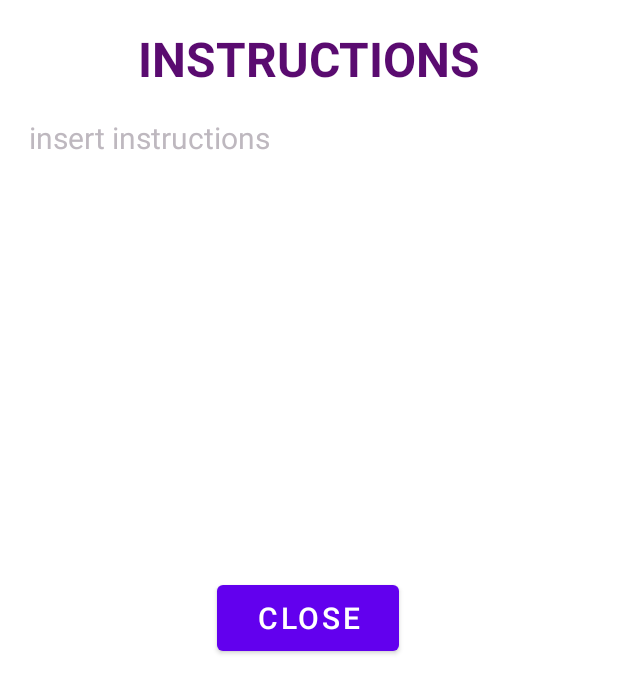
After one commit to catherinepaopao/the-grind, an Android app: the layout instructions_dialog.xml on its own in the app's theme, with its tools: preview values and no code run, on a phone screen of 412 x 824 dp. The commit adds this screen. Shown: the top 693 px of the screen. Run offline under Robolectric (Android 15) with nearby library versions, the light colour scheme and no system bars.

Commit message:
Added instructions dialog

```diff
--- /dev/null
+++ b/app/src/main/res/layout/instructions_dialog.xml
@@ -0,0 +1,45 @@
+<?xml version="1.0" encoding="utf-8"?>
+<androidx.constraintlayout.widget.ConstraintLayout xmlns:android="http://schemas.android.com/apk/res/android"
+    xmlns:app="http://schemas.android.com/apk/res-auto"
+    xmlns:tools="http://schemas.android.com/tools"
+    android:layout_width="match_parent"
+    android:layout_height="match_parent">
+
+    <TextView
+        android:id="@+id/instructions"
+        android:layout_width="wrap_content"
+        android:layout_height="wrap_content"
+        android:text="INSTRUCTIONS"
+        android:textStyle="bold"
+        android:textSize="32sp"
+        android:textColor="@color/dark_purple"
+        app:layout_constraintBottom_toTopOf="@+id/instruction_text"
+        app:layout_constraintEnd_toEndOf="parent"
+        app:layout_constraintStart_toStartOf="parent"
+        app:layout_constraintTop_toTopOf="parent" />
+
+    <TextView
+        android:id="@+id/instruction_text"
+        android:layout_width="372dp"
+        android:layout_height="290dp"
+        android:layout_marginBottom="16dp"
+        android:text="insert instructions"
+        android:textSize="20sp"
+        android:textColor="@color/grey_purple"
+        app:layout_constraintBottom_toTopOf="@+id/close_instruct"
+        app:layout_constraintEnd_toEndOf="parent"
+        app:layout_constraintHorizontal_bias="0.487"
+        app:layout_constraintStart_toStartOf="parent" />
+
+    <Button
+        android:id="@+id/close_instruct"
+        android:layout_width="121dp"
+        android:layout_height="56dp"
+        android:layout_marginTop="384dp"
+        android:text="CLOSE"
+        android:textSize="20sp"
+        app:layout_constraintEnd_toEndOf="parent"
+        app:layout_constraintHorizontal_bias="0.498"
+        app:layout_constraintStart_toStartOf="parent"
+        app:layout_constraintTop_toTopOf="parent" />
+</androidx.constraintlayout.widget.ConstraintLayout>
--- a/app/src/main/res/values/colors.xml
+++ b/app/src/main/res/values/colors.xml
@@ -7,4 +7,6 @@
     <color name="teal_700">#FF018786</color>
     <color name="black">#FF000000</color>
     <color name="white">#FFFFFFFF</color>
+    <color name="dark_purple">#FF5a0b70</color>
+    <color name="grey_purple">#FFbeb8bf</color>
 </resources>
```
Also changed, not shown: app/src/main/java/com/idk/thegrind/InstructionsDialog.java (added, +28 -0 lines), app/src/main/java/com/idk/thegrind/MainActivity.java (+18 -1 lines), app/src/main/res/layout/activity_main.xml (+5 -5 lines).
